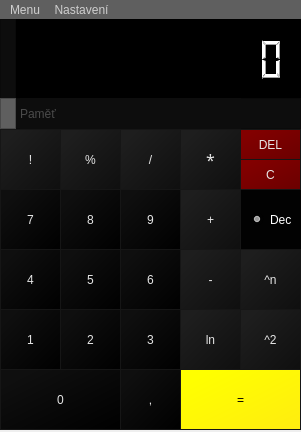
The window that mainwindow.ui (Lambdacorp/ivs-proj2) describes before a commit, drawn with Qt 5.
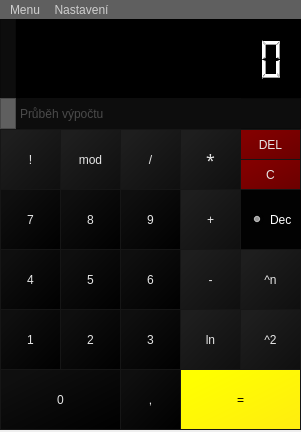
The same window after the commit. Icons and pictures are not drawn.

Commit message:
zmena modulo
modulo + preklad 2.1.4

The edit to the form file:
```diff
--- a/mainwindow.ui
+++ b/mainwindow.ui
@@ -1194,7 +1194,7 @@
  }</string>
      </property>
      <property name="text">
-      <string>%</string>
+      <string>mod</string>
      </property>
     </widget>
     <widget class="QPushButton" name="pushButton_7">
@@ -1441,7 +1441,7 @@
   font: 12pt &quot;Gill Sans MT&quot;;	</string>
      </property>
      <property name="text">
-      <string>Paměť</string>
+      <string>Průběh výpočtu</string>
      </property>
     </widget>
     <widget class="QFrame" name="frame_5">
```
Left out of the diff: 2 changed lines with no effect on the pictures. The commit also changes 1 other file.
